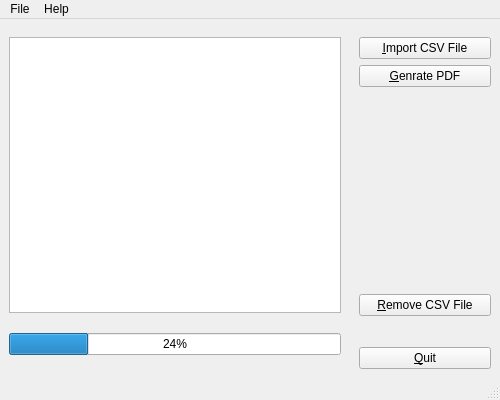
pravinnalla/mbook, file src/app/mainwindow.ui: the form before one commit.
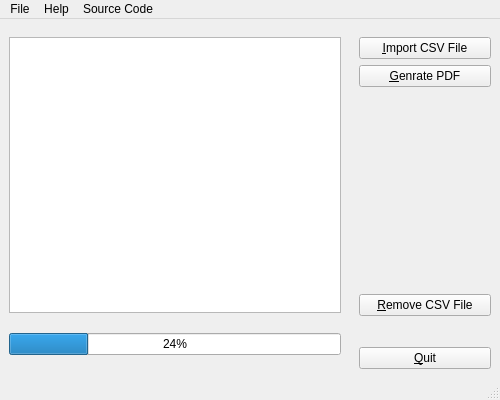
The form after the commit. Icons and pictures are not drawn.

What changed in the file:
```diff
--- a/src/app/mainwindow.ui
+++ b/src/app/mainwindow.ui
@@ -293,8 +293,15 @@
     </property>
     <addaction name="actionHow"/>
    </widget>
+   <widget class="QMenu" name="menuSource_Code">
+    <property name="title">
+     <string>Source Code</string>
+    </property>
+    <addaction name="actiongithub_repository"/>
+   </widget>
    <addaction name="menuFile"/>
    <addaction name="menuHelp"/>
+   <addaction name="menuSource_Code"/>
   </widget>
   <widget class="QStatusBar" name="statusbar"/>
   <action name="actionImport_CSV_File">
```
Left out of the diff: 5 changed lines with no effect on the pictures.
